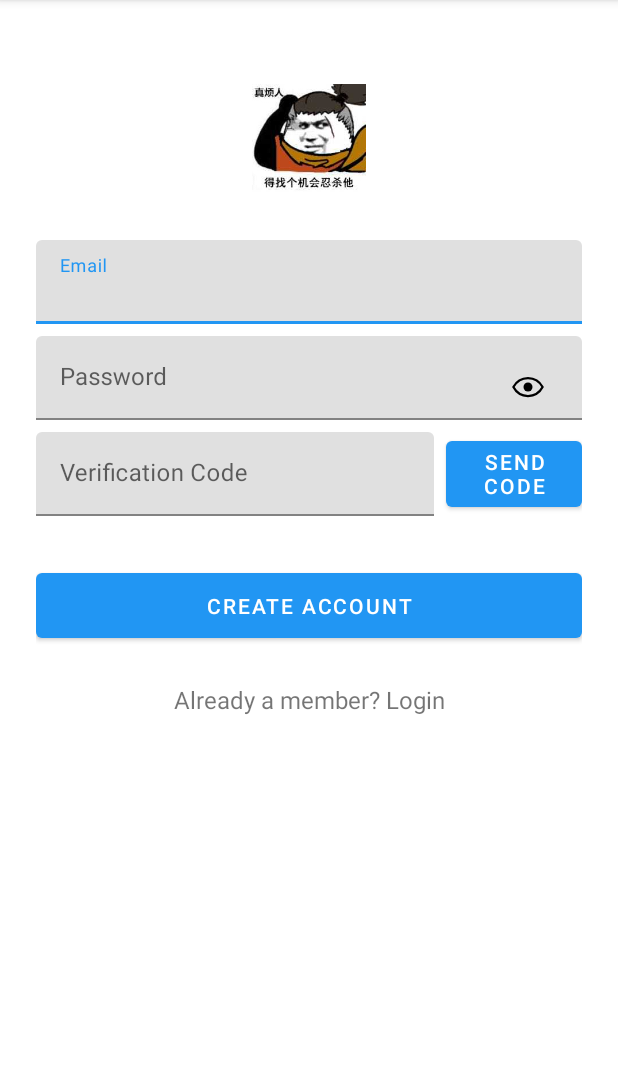
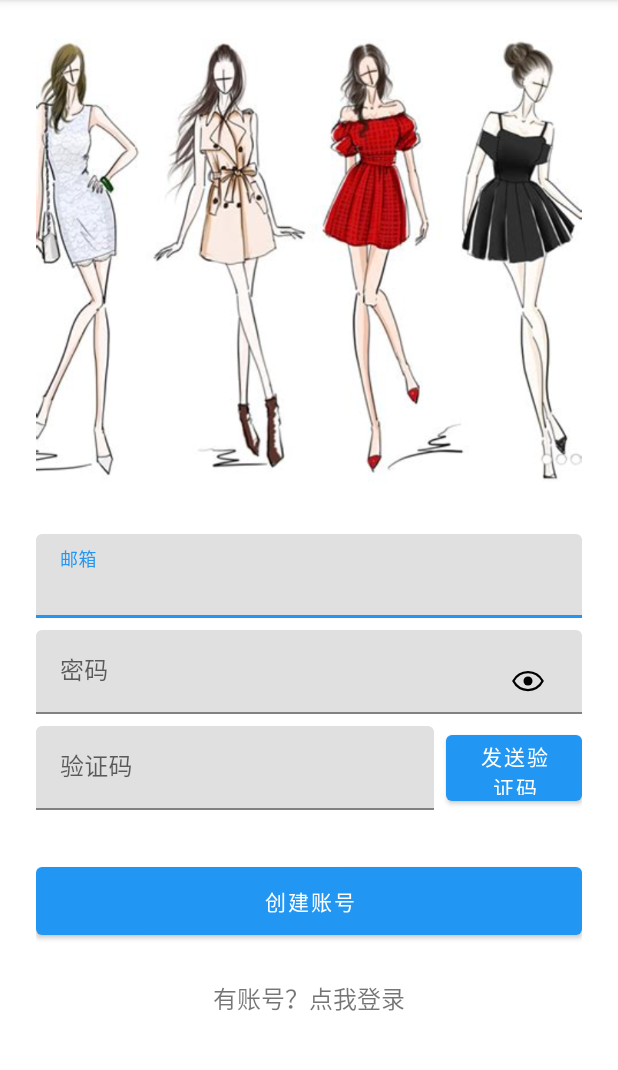
Before and after one commit to zzu-future-tech/APP-Android, an Android app: the SignupActivity screen opened directly, with no data from a screen before it, on a phone screen of 412 x 824 dp, the part 84-1154 px from its top. Run offline under Robolectric (Android 15) with nearby library versions, the light colour scheme and no system bars; our stand-ins replace ButterKnife.

Commit message:
UI微调

```diff
--- a/app/src/main/java/com/futuretech/closet/ui/fragment/second/SecondTabFragment.java
+++ b/app/src/main/java/com/futuretech/closet/ui/fragment/second/SecondTabFragment.java
@@ -101,7 +101,7 @@ public class SecondTabFragment extends BaseMainFragment {
             public void onItemSelected(AdapterView<?> parent, View view, int position, long id) {
                 if(position==0){
                     //ToastUtils.showShort(getContext(),parent.getItemAtPosition(position).toString());
-                    attr = "其他";
+                    attr = "休闲";
                 }else{
                     attr = parent.getItemAtPosition(position).toString();
                 }
--- a/app/src/main/res/layout/activity_signup.xml
+++ b/app/src/main/res/layout/activity_signup.xml
@@ -7,18 +7,20 @@
     android:fitsSystemWindows="true">
 
     <LinearLayout
-        android:orientation="vertical"
         android:layout_width="match_parent"
         android:layout_height="wrap_content"
-        android:paddingTop="56dp"
+        android:orientation="vertical"
         android:paddingLeft="24dp"
+        android:paddingTop="24dp"
         android:paddingRight="24dp">
 
-        <ImageView android:src="@drawable/sekiro"
+        <ImageView
             android:layout_width="wrap_content"
-            android:layout_height="72dp"
+            android:layout_height="300dp"
+            android:layout_gravity="center_horizontal"
             android:layout_marginBottom="24dp"
-            android:layout_gravity="center_horizontal" />
+            android:scaleType="fitCenter"
+            app:srcCompat="@drawable/signup" />
 
         <!--  Name Label -->
 
@@ -28,11 +30,13 @@
             android:layout_height="wrap_content"
             android:layout_marginTop="8dp"
             android:layout_marginBottom="8dp">
-            <EditText android:id="@+id/input_email"
+
+            <EditText
+                android:id="@+id/input_email"
                 android:layout_width="match_parent"
                 android:layout_height="wrap_content"
-                android:inputType="textEmailAddress"
-                android:hint="Email" />
+                android:hint="邮箱"
+                android:inputType="textEmailAddress" />
         </android.support.design.widget.TextInputLayout>
 
         <!-- Password Label -->
@@ -52,7 +56,7 @@
                     android:id="@+id/input_password"
                     android:layout_width="match_parent"
                     android:layout_height="wrap_content"
-                    android:hint="Password"
+                    android:hint="密码"
                     android:inputType="textPassword" />
 
             </android.support.design.widget.TextInputLayout>
@@ -90,7 +94,7 @@
                     android:id="@+id/input_code"
                     android:layout_width="match_parent"
                     android:layout_height="match_parent"
-                    android:hint="Verification Code"
+                    android:hint="验证码"
                     android:inputType="textCapWords" />
             </android.support.design.widget.TextInputLayout>
 
@@ -100,7 +104,7 @@
                 android:layout_height="match_parent"
 
                 android:layout_weight="3"
-                android:text="Send Code" />
+                android:text="发送验证码" />
         </LinearLayout>
 
         <android.support.design.button.MaterialButton
@@ -110,15 +114,16 @@
             android:layout_marginTop="24dp"
             android:layout_marginBottom="24dp"
             android:padding="12dp"
-            android:text="Create Account"/>
+            android:text="创建账号" />
 
-        <TextView android:id="@+id/link_login"
+        <TextView
+            android:id="@+id/link_login"
             android:layout_width="fill_parent"
             android:layout_height="wrap_content"
             android:layout_marginBottom="24dp"
-            android:text="Already a member? Login"
             android:gravity="center"
-            android:textSize="16dip"/>
+            android:text="有账号？点我登录"
+            android:textSize="16dip" />
 
     </LinearLayout>
 </ScrollView>
--- a/app/src/main/res/values/strings.xml
+++ b/app/src/main/res/values/strings.xml
@@ -48,7 +48,6 @@
         <item>4</item>
         <item>5</item>
         <item>6</item>
-        <item>7</item>
     </string-array>
 
 </resources>
```
Also changed, not shown: app/src/main/java/com/futuretech/closet/account/LoginActivity.java (+5 -5 lines), app/src/main/java/com/futuretech/closet/account/SignupActivity.java (+6 -6 lines), app/src/main/res/layout/activity_login.xml (+20 -14 lines), app/src/main/res/layout/fragment_tab_second.xml (+5 -6 lines), app/src/main/res/drawable-hdpi/sekiro.jpg (deleted), app/src/main/res/drawable-xhdpi/logo.png (deleted), app/src/main/res/drawable/aqua.jpg (deleted), app/src/main/res/drawable/fbk.png (deleted), app/src/main/res/drawable/login.jpg (added), app/src/main/res/drawable/mea.jpg (added), app/src/main/res/drawable/mea.png (deleted), app/src/main/res/drawable/signup.jpg (added), app/src/main/res/drawable/tamaki.png (deleted).
